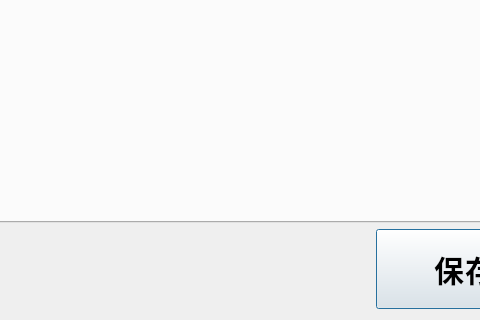
Before: the Qt Designer form SSCard_System/SystemManager.ui in leithergit/SSCard_System, drawn with Qt 5; both pictures show x 242 to 722 and y 489 to 809 of the 1361 by 809 pixel window.
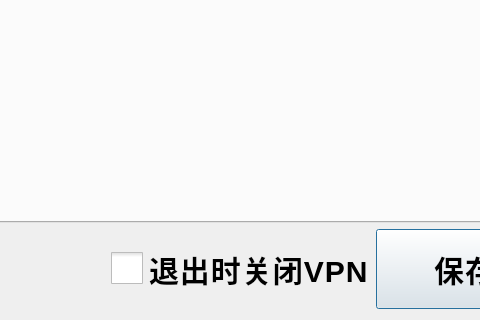
After: the same form once the commit is applied.

```diff
--- a/SSCard_System/SystemManager.ui
+++ b/SSCard_System/SystemManager.ui
@@ -41,6 +41,24 @@
        </property>
       </spacer>
      </item>
+     <item>
+      <widget class="QCheckBox" name="checkBox_shutdownVPN">
+       <property name="styleSheet">
+        <string notr="true">QCheckBox::indicator {width: 32px;height: 32px;}
+#checkBox_SkipPrint{
+font-family: &quot;思源黑体 CN Regular&quot;;
+font-size: 25px;
+font-weight: bold;
+line-height: 49px;
+letter-spacing: 1px;
+color: rgb(255, 0, 0);
+}</string>
+       </property>
+       <property name="text">
+        <string>退出时关闭VPN</string>
+       </property>
+      </widget>
+     </item>
      <item>
       <widget class="QPushButton" name="pushButton_Save">
        <property name="minimumSize">
```
